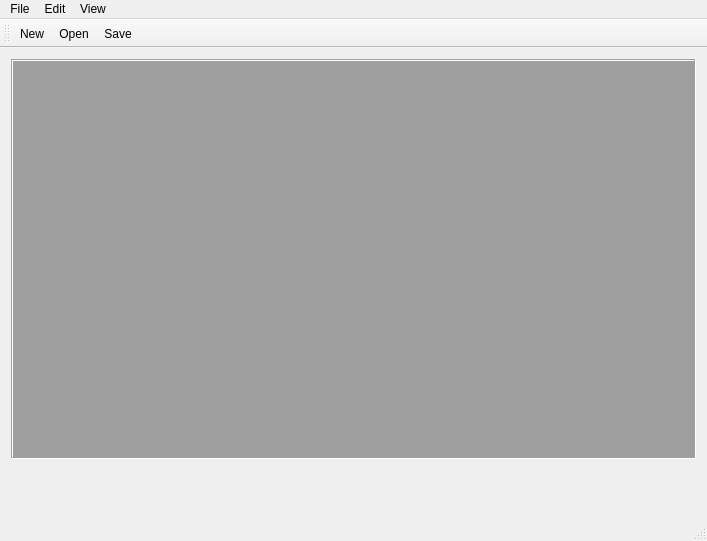
Old version of the form src/Visualization/Visualization.ui in the repository dmosora/Query-Dependent.
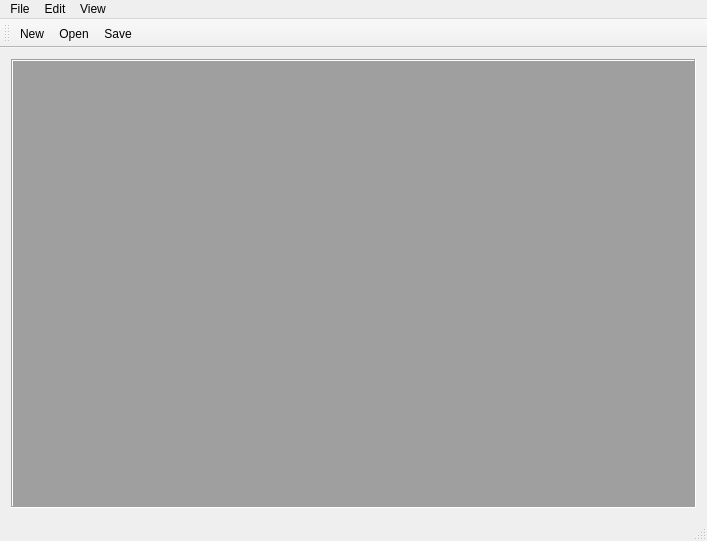
New version of the form. Icons and pictures are not drawn.

```diff
--- a/src/Visualization/Visualization.ui
+++ b/src/Visualization/Visualization.ui
@@ -35,9 +35,6 @@
       </property>
      </widget>
     </item>
-    <item>
-     <widget class="QWidget" name="widget" native="true"/>
-    </item>
    </layout>
   </widget>
   <widget class="QMenuBar" name="menuBar">
```
Left out of the diff: 2 changed lines with no effect on the pictures.
